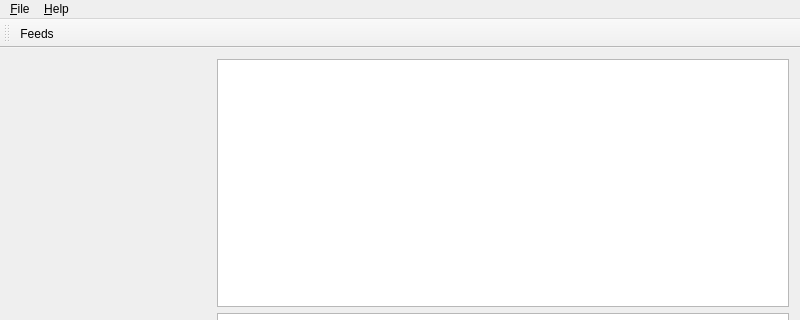
Above: podcatcher/Resources/ui/windows/MainWindow.ui from lostrootpass/alphagem before the change; both pictures show x 0 to 800 and y 0 to 320 of the 800 by 600 pixel window. Below: the same form after it.
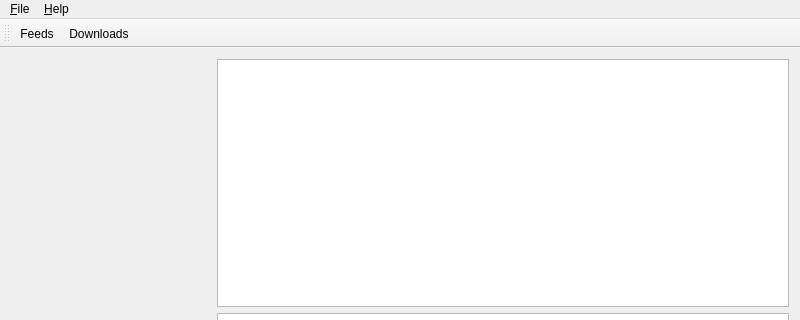
That is the form after the change. Icons and pictures are not drawn. Custom widgets are drawn as their Qt base class.

Commit message: Show active and pending downloads in a separate list.

```diff
--- a/podcatcher/Resources/ui/windows/MainWindow.ui
+++ b/podcatcher/Resources/ui/windows/MainWindow.ui
@@ -96,6 +96,7 @@
     <bool>false</bool>
    </attribute>
    <addaction name="actionHome"/>
+   <addaction name="actionDownloads"/>
   </widget>
   <widget class="QStatusBar" name="statusBar"/>
   <action name="actionAbout_Qt">
@@ -135,6 +136,11 @@
     <string>Del</string>
    </property>
   </action>
+  <action name="actionDownloads">
+   <property name="text">
+    <string>Downloads</string>
+   </property>
+  </action>
  </widget>
  <layoutdefault spacing="6" margin="11"/>
  <customwidgets>
```
The commit also changes 8 other files.
